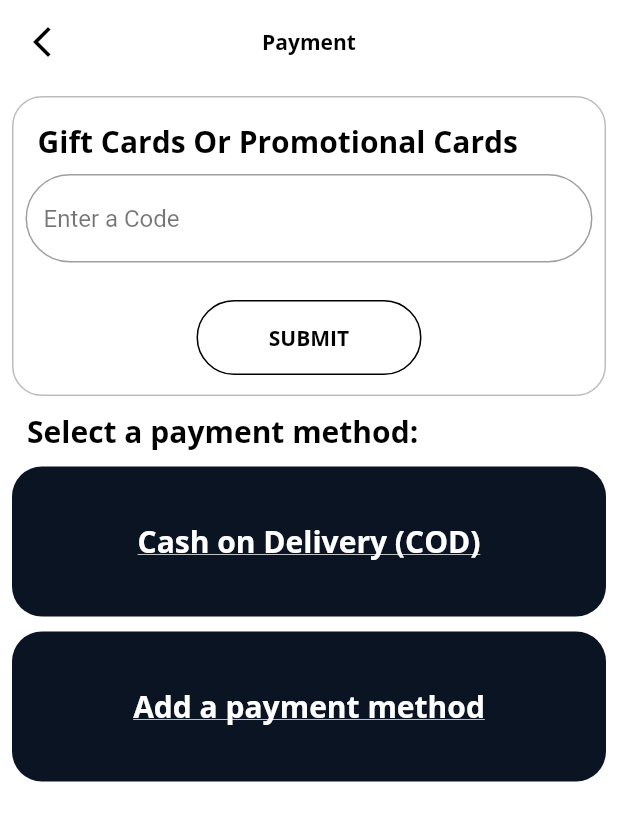
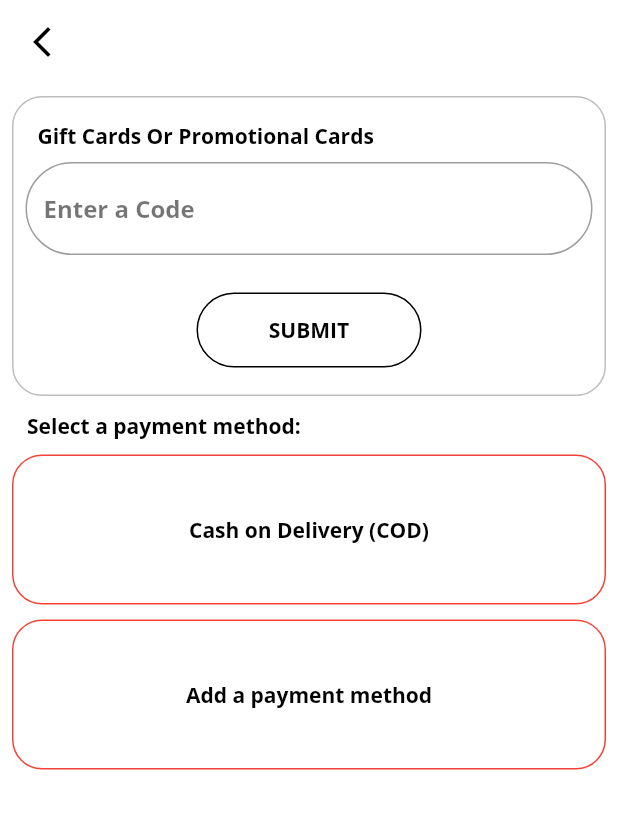
Before and after one commit to eslamelezaby98/flutter_apps, a Flutter app: the PaymentScreen screen opened directly, on a phone screen of 412 x 824 dp. Shown: the top 821 px of the screen. Run offline on Flutter 3.47's test engine with Material 2 defaults, Android fonts, the phone set to English and light mode, and no system bars; our stand-ins replace firebase_core, get; accounts and stored records are empty; network calls fail.

Commit message:
reformating app

```diff
--- a/flutter_e_commerce_app/lib/controllers/homeScreenController.dart
+++ b/flutter_e_commerce_app/lib/controllers/homeScreenController.dart
@@ -1,7 +1,7 @@
 
 import 'package:fltter_e_commerce_app/views/cart_screen/cart_screen.dart';
 import 'package:fltter_e_commerce_app/views/homeScreen/home_screen.dart';
-import 'package:fltter_e_commerce_app/views/user_profile_screen.dart';
+import 'package:fltter_e_commerce_app/views/user_profile_screen/user_profile_screen.dart';
 import 'package:flutter/material.dart';
 import 'package:get/get.dart';
 
--- a/flutter_e_commerce_app/lib/views/auth_screens/login_screen.dart
+++ b/flutter_e_commerce_app/lib/views/auth_screens/login_screen.dart
@@ -1,5 +1,3 @@
-
-
 import 'package:fltter_e_commerce_app/views/auth_screens/social_auth_button.dart';
 import 'package:flutter/material.dart';
 
@@ -19,12 +17,12 @@ class LoginScreen extends StatelessWidget {
           ),
           Text(
             'Welcome to Mesh Amazon',
-            style: Theme.of(context).textTheme.bodyText2,
+            style: Theme.of(context).textTheme.bodyText1,
           ),
           SizedBox(height: 10),
           Text(
             'Welcome Back',
-            style: Theme.of(context).textTheme.bodyText1,
+            style: Theme.of(context).textTheme.bodyText2,
           ),
           SocialAuthButton(
             size: size,
--- a/flutter_e_commerce_app/lib/views/auth_screens/register_screen.dart
+++ b/flutter_e_commerce_app/lib/views/auth_screens/register_screen.dart
@@ -18,12 +18,12 @@ class RegisterScreen extends StatelessWidget {
           ),
           Text(
             'Welcome to Mesh Amazon',
-            style: Theme.of(context).textTheme.bodyText2,
+            style: Theme.of(context).textTheme.bodyText1,
           ),
           SizedBox(height: 10),
           Text(
             'Create a new account now..',
-            style: Theme.of(context).textTheme.bodyText1,
+            style: Theme.of(context).textTheme.bodyText2,
           ),
           SocialAuthButton(
             size: size,
--- a/flutter_e_commerce_app/lib/views/auth_screens/social_auth_button.dart
+++ b/flutter_e_commerce_app/lib/views/auth_screens/social_auth_button.dart
@@ -25,6 +25,7 @@ class SocialAuthButton extends StatelessWidget {
           width: size.width,
           height: 50,
           decoration: BoxDecoration(
+            color: Theme.of(context).primaryColor,
             borderRadius: BorderRadius.circular(20),
             border: Border.all(color: Colors.red),
           ),
@@ -35,7 +36,10 @@ class SocialAuthButton extends StatelessWidget {
                 image: AssetImage(imagePath),
                 height: 40,
               ),
-              Text(title),
+              Text(
+                title,
+                style: Theme.of(context).textTheme.bodyText1,
+              ),
             ],
           ),
         ),
--- a/flutter_e_commerce_app/lib/views/cart_screen/cart_screen.dart
+++ b/flutter_e_commerce_app/lib/views/cart_screen/cart_screen.dart
@@ -1,6 +1,6 @@
 import 'package:fltter_e_commerce_app/controllers/product_controller.dart';
 import 'package:fltter_e_commerce_app/models/product_model.dart';
-import 'package:fltter_e_commerce_app/views/payment_screen.dart';
+import 'package:fltter_e_commerce_app/views/payment_screen/payment_screen.dart';
 import 'package:flutter/material.dart';
 import 'package:get/get.dart';
 
--- a/flutter_e_commerce_app/lib/views/payment_screen.dart
+++ b/flutter_e_commerce_app/lib/views/payment_screen/payment_screen.dart
@@ -1,7 +1,7 @@
 import 'package:fltter_e_commerce_app/helpers/constants.dart';
 import 'package:flutter/material.dart';
 import 'package:get/get.dart';
-import 'package:google_fonts/google_fonts.dart';
+// import 'package:google_fonts/google_fonts.dart';
 
 class PaymentScreen extends StatelessWidget {
   const PaymentScreen({Key? key}) : super(key: key);
@@ -17,10 +17,6 @@ class PaymentScreen extends StatelessWidget {
         centerTitle: true,
         title: Text(
           'Payment',
-          style: GoogleFonts.openSans(
-            fontWeight: FontWeight.bold,
-            color: Colors.black,
-          ),
         ),
         leading: IconButton(
           onPressed: () {
@@ -44,10 +40,6 @@ class PaymentScreen extends StatelessWidget {
                 padding: const EdgeInsets.only(top: 10, left: 10),
                 child: Text(
                   'Select a payment method:',
-                  style: GoogleFonts.openSans(
-                    fontWeight: FontWeight.bold,
-                    fontSize: 20,
-                  ),
                 ),
               ),
               SizedBox(height: 10),
@@ -93,10 +85,6 @@ class PromotionalCardsWidget extends StatelessWidget {
               padding: const EdgeInsets.all(8.0),
               child: Text(
                 'Gift Cards Or Promotional Cards',
-                style: GoogleFonts.openSans(
-                  fontWeight: FontWeight.bold,
-                  fontSize: 20,
-                ),
               ),
             ),
             TextField(
@@ -124,10 +112,6 @@ class PromotionalCardsWidget extends StatelessWidget {
                   child: Center(
                       child: Text(
                     'SUBMIT',
-                    style: GoogleFonts.openSans(
-                      fontWeight: FontWeight.bold,
-                      color: Colors.black,
-                    ),
                   )),
                 ),
               ),
@@ -159,19 +143,14 @@ class PaymentMethodWidget extends StatelessWidget {
         height: 100,
         width: size.width,
         decoration: BoxDecoration(
-          color: Color(0xff0B1423),
+          color: Theme.of(context).primaryColor,
           borderRadius: BorderRadius.circular(20),
-          // border: Border.all(color: Colors.black),
+          border: Border.all(color: Colors.red),
         ),
         child: Center(
           child: Text(
             title,
-            style: GoogleFonts.openSans(
-              fontWeight: FontWeight.bold,
-              fontSize: 20,
-              color: Colors.white,
-              decoration: TextDecoration.underline,
-            ),
+            style: Theme.of(context).textTheme.bodyText1,
           ),
         ),
       ),
--- a/flutter_e_commerce_app/lib/views/user_profile_screen.dart
+++ b/flutter_e_commerce_app/lib/views/user_profile_screen/user_profile_screen.dart
@@ -1,6 +1,5 @@
 import 'package:fltter_e_commerce_app/helpers/constants.dart';
 import 'package:flutter/material.dart';
-import 'package:google_fonts/google_fonts.dart';
 
 class UserProfile extends StatelessWidget {
   const UserProfile({Key? key}) : super(key: key);
@@ -74,10 +73,10 @@ class AccountScreenCard extends StatelessWidget {
               SizedBox(width: 10),
               Text(
                 title,
-                style: GoogleFonts.openSans(fontWeight: FontWeight.bold),
+                // style: GoogleFonts.openSans(fontWeight: FontWeight.bold),
               ),
             ],
-          ),
+          )
         ),
       ),
     );
```
Also changed, not shown: flutter_e_commerce_app/lib/main.dart (+6 -9 lines), flutter_e_commerce_app/lib/views/cart_screen.dart (deleted, +0 -255 lines), flutter_e_commerce_app/lib/views/categories.dart (deleted, +0 -55 lines), flutter_e_commerce_app/lib/views/homeScreen/home_screen.dart (+1 -8 lines), flutter_e_commerce_app/pubspec.yaml (+5 -5 lines), flutter_e_commerce_app/assets/fonts/OpenSans-Bold.ttf (added), flutter_e_commerce_app/pubspec.lock.
